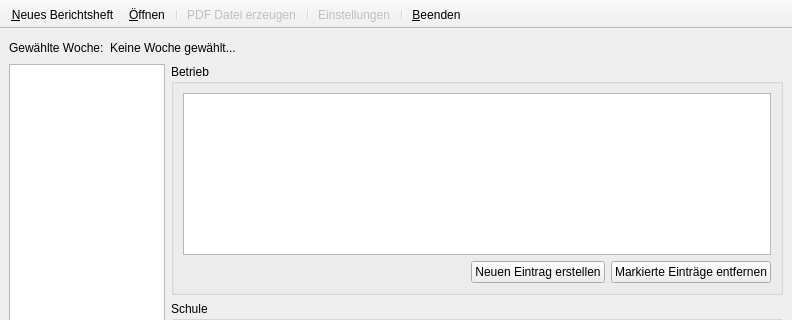
First picture: the form in src/mainwindow.ui, repository Strayer/Berichte-Ork, before the edit; both pictures show x 0 to 792 and y 0 to 320 of the 792 by 541 pixel window.
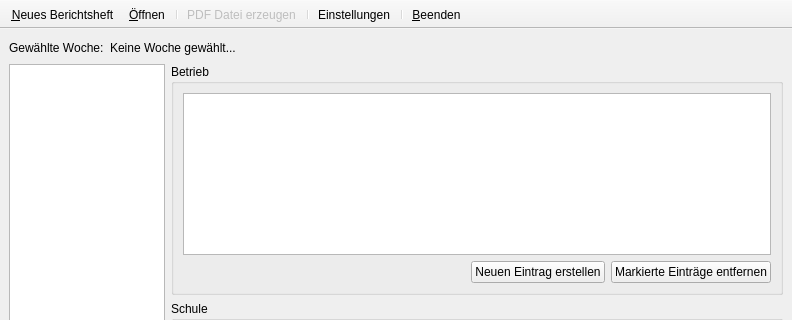
Second picture: the form after the edit. Icons and pictures are not drawn.

What changed in the file:
```diff
--- a/src/mainwindow.ui
+++ b/src/mainwindow.ui
@@ -261,9 +261,6 @@
    </property>
   </action>
   <action name="actionSettings">
-   <property name="enabled">
-    <bool>false</bool>
-   </property>
    <property name="text">
     <string>&amp;Einstellungen</string>
    </property>
```
